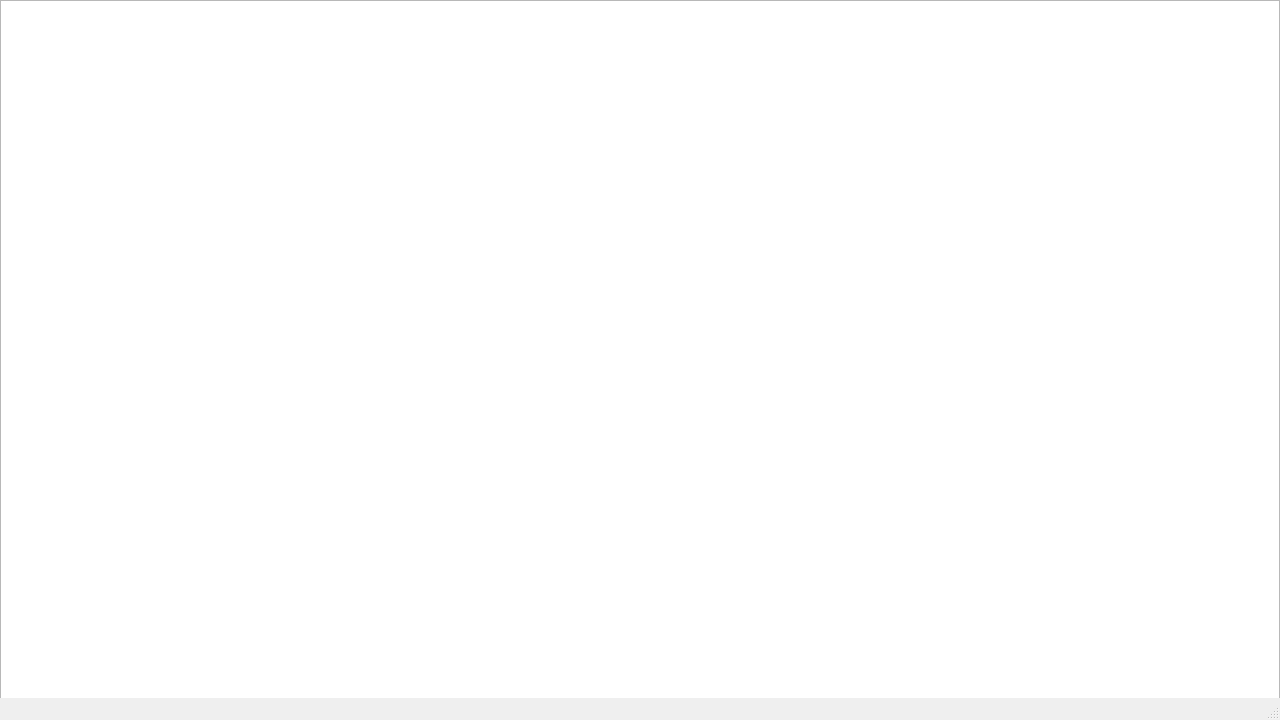
Before: the Qt Designer form Game_revenge_of_it/mainwindow.ui in SebastianOOU/Revenge-of-it, drawn with Qt 5.
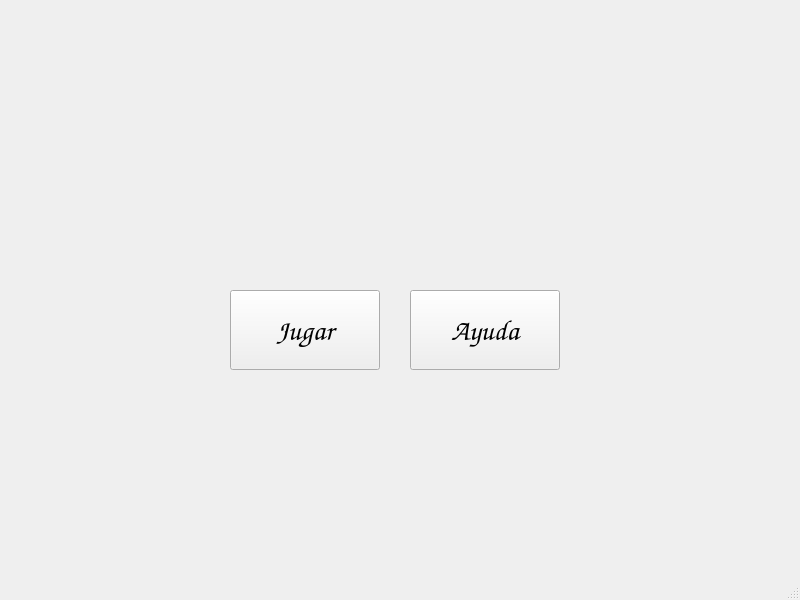
After: the same form once the commit is applied.

What changed in the file:
```diff
--- a/Game_revenge_of_it/mainwindow.ui
+++ b/Game_revenge_of_it/mainwindow.ui
@@ -6,29 +6,52 @@
    <rect>
     <x>0</x>
     <y>0</y>
-    <width>1280</width>
-    <height>720</height>
+    <width>800</width>
+    <height>600</height>
    </rect>
   </property>
   <property name="windowTitle">
    <string>MainWindow</string>
   </property>
   <widget class="QWidget" name="centralwidget">
-   <widget class="QGraphicsView" name="graphicsView">
+   <widget class="QPushButton" name="pushButton">
     <property name="geometry">
      <rect>
-      <x>0</x>
-      <y>0</y>
-      <width>1280</width>
-      <height>720</height>
+      <x>230</x>
+      <y>290</y>
+      <width>150</width>
+      <height>80</height>
      </rect>
     </property>
     <property name="font">
      <font>
-      <family>Berlin Sans FB Demi</family>
-      <pointsize>26</pointsize>
+      <family>Comic Sans MS</family>
+      <pointsize>22</pointsize>
       <bold>true</bold>
      </font>
+    </property>
+    <property name="text">
+     <string>Jugar</string>
+    </property>
+   </widget>
+   <widget class="QPushButton" name="pushButton_2">
+    <property name="geometry">
+     <rect>
+      <x>410</x>
+      <y>290</y>
+      <width>150</width>
+      <height>80</height>
+     </rect>
+    </property>
+    <property name="font">
+     <font>
+      <family>Comic Sans MS</family>
+      <pointsize>22</pointsize>
+      <bold>true</bold>
+     </font>
+    </property>
+    <property name="text">
+     <string>Ayuda</string>
     </property>
    </widget>
   </widget>
```
Left out of the diff: 2 changed lines with no effect on the pictures.
